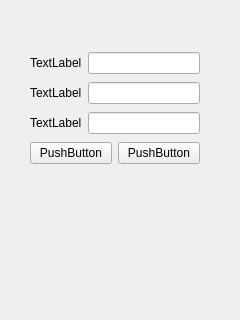
First picture: the form in desktop_app_sbd/widgets/changepassword.ui, repository wiktor426/sbd, before the edit.
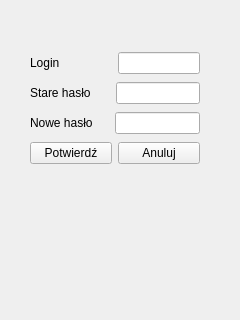
Second picture: the form after the edit.

What changed in the file:
```diff
--- a/desktop_app_sbd/widgets/changepassword.ui
+++ b/desktop_app_sbd/widgets/changepassword.ui
@@ -28,10 +28,23 @@
       <item>
        <widget class="QLabel" name="label">
         <property name="text">
-         <string>TextLabel</string>
+         <string>Login</string>
         </property>
        </widget>
       </item>
+      <item>
+       <spacer name="horizontalSpacer">
+        <property name="orientation">
+         <enum>Qt::Horizontal</enum>
+        </property>
+        <property name="sizeHint" stdset="0">
+         <size>
+          <width>78</width>
+          <height>20</height>
+         </size>
+        </property>
+       </spacer>
+      </item>
       <item>
        <widget class="QLineEdit" name="lineEdit"/>
       </item>
@@ -42,10 +55,23 @@
       <item>
        <widget class="QLabel" name="label_2">
         <property name="text">
-         <string>TextLabel</string>
+         <string>Stare hasło</string>
         </property>
        </widget>
       </item>
+      <item>
+       <spacer name="horizontalSpacer_2">
+        <property name="orientation">
+         <enum>Qt::Horizontal</enum>
+        </property>
+        <property name="sizeHint" stdset="0">
+         <size>
+          <width>43</width>
+          <height>20</height>
+         </size>
+        </property>
+       </spacer>
+      </item>
       <item>
        <widget class="QLineEdit" name="lineEdit_2"/>
       </item>
@@ -56,10 +82,23 @@
       <item>
        <widget class="QLabel" name="label_3">
         <property name="text">
-         <string>TextLabel</string>
+         <string>Nowe hasło</string>
         </property>
        </widget>
       </item>
+      <item>
+       <spacer name="horizontalSpacer_3">
+        <property name="orientation">
+         <enum>Qt::Horizontal</enum>
+        </property>
+        <property name="sizeHint" stdset="0">
+         <size>
+          <width>40</width>
+          <height>20</height>
+         </size>
+        </property>
+       </spacer>
+      </item>
       <item>
        <widget class="QLineEdit" name="lineEdit_3"/>
       </item>
@@ -70,14 +109,14 @@
       <item>
        <widget class="QPushButton" name="pushButton_2">
         <property name="text">
-         <string>PushButton</string>
+         <string>Potwierdź</string>
         </property>
        </widget>
       </item>
       <item>
        <widget class="QPushButton" name="pushButton">
         <property name="text">
-         <string>PushButton</string>
+         <string>Anuluj</string>
         </property>
        </widget>
       </item>
```
Left out of the diff: 4 changed lines with no effect on the pictures.
